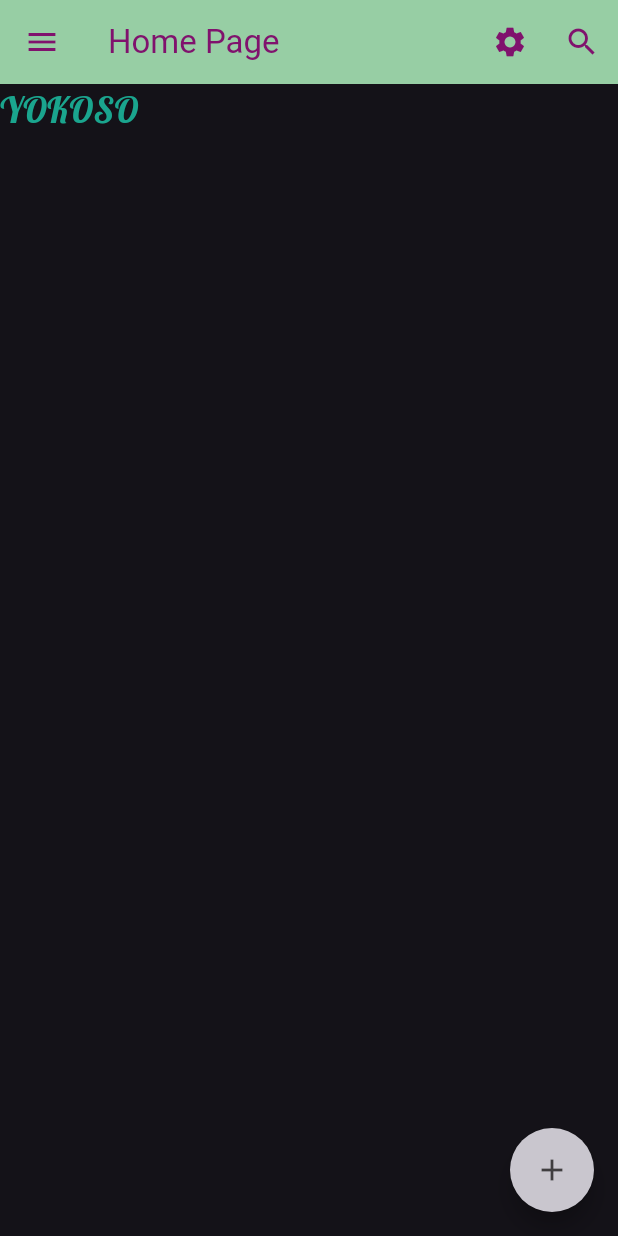
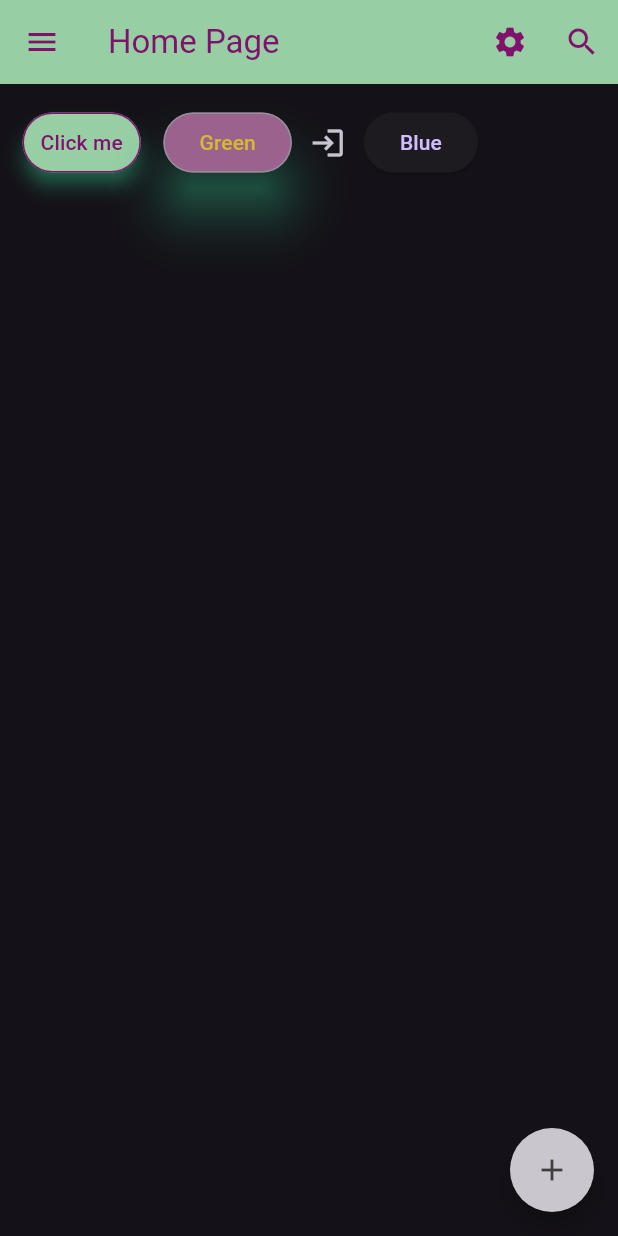
Before and after one commit to 56rahmanfuyad-cell/Flutter-Project, a Flutter app: the screen it shows after launch, on a phone screen of 412 x 824 dp. Run offline on Flutter 3.47's test engine with Material 3 defaults, Android fonts, the phone set to English and light mode, and no system bars; our stand-ins replace google_fonts.

Commit message:
fourth commit

```diff
--- a/project1032/lib/home_page.dart
+++ b/project1032/lib/home_page.dart
@@ -65,14 +65,37 @@ class HomePage extends StatelessWidget {
           ],
         ),
       ),
-      body: Text(
-        'YOKOSO',
-        style: GoogleFonts.lobster(
-          textStyle: const TextStyle(
-            fontSize: 24,
-            color: const Color.fromARGB(255, 26, 165, 142),
+      body: Row(
+        children: [
+          Padding(
+            padding: const EdgeInsets.all(15.0),
+            child: TextButton(
+              onPressed: () {},
+              style: TextButton.styleFrom(
+                backgroundColor: const Color.fromARGB(255, 151, 206, 164),
+                foregroundColor: const Color.fromARGB(255, 128, 18, 109),
+                side: BorderSide(
+                  color: const Color.fromARGB(255, 128, 18, 109),
+                ),
+                elevation: 5,
+                shadowColor: const Color.fromARGB(255, 65, 255, 182),
+              ),
+              child: Text("Click me"),
+            ),
           ),
-        ),
+          OutlinedButton(
+            onPressed: () {},
+            style: OutlinedButton.styleFrom(
+              backgroundColor: const Color.fromARGB(255, 154, 98, 141),
+              foregroundColor: const Color.fromARGB(255, 212, 185, 49),
+              elevation: 15,
+              shadowColor: const Color.fromARGB(255, 65, 255, 182),
+            ),
+            child: const Text("Green"),
+          ),
+          IconButton(onPressed: () {}, icon: const Icon(Icons.login)),
+          ElevatedButton(onPressed: () {}, child: const Text("Blue")),
+        ],
       ),
       floatingActionButton: FloatingActionButton(
         onPressed: () {},
```
